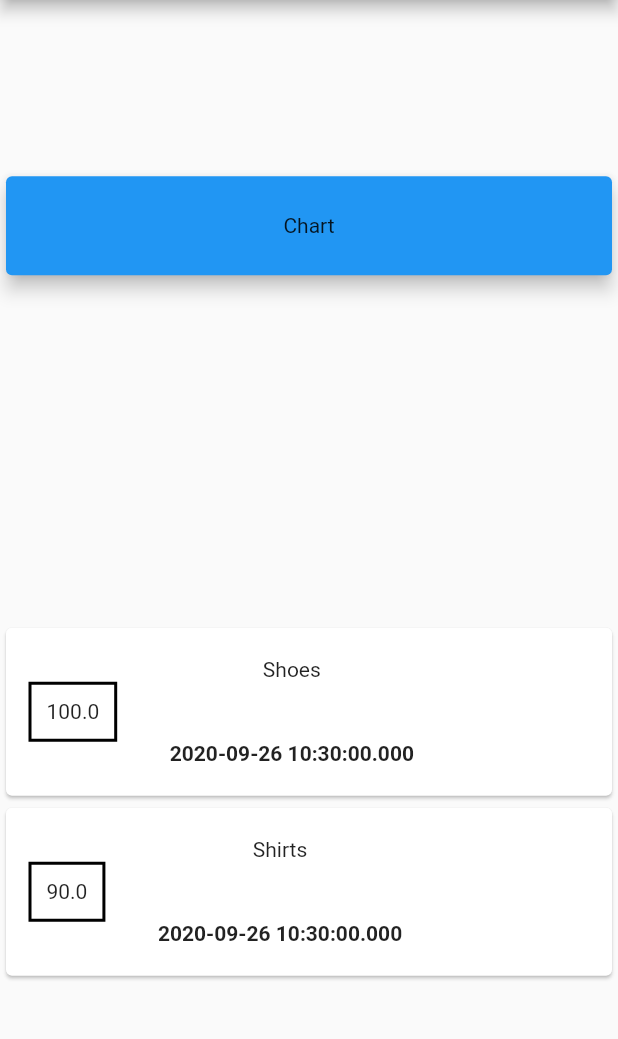
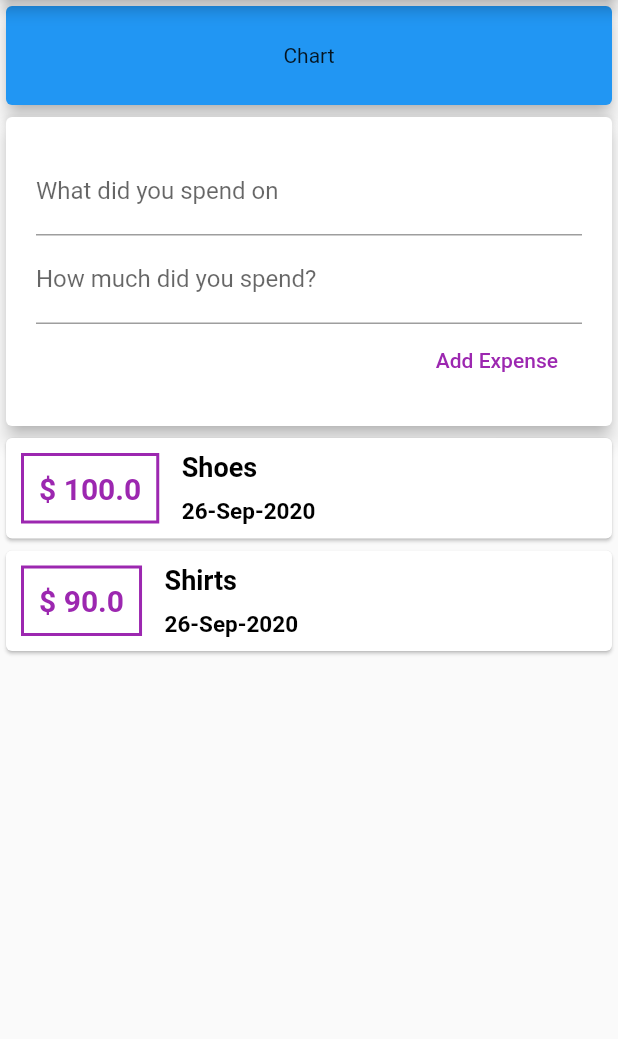
Before and after one commit to akashgkrishnan/learnFlutter, a Flutter app: the screen it shows after launch, on a phone screen of 412 x 824 dp, the part 84-1123 px from its top. Run offline on Flutter 3.47's test engine with Material 2 defaults, Android fonts, the phone set to English and light mode, and no system bars.

Commit message:
done expenses

```diff
--- a/expenses/lib/main.dart
+++ b/expenses/lib/main.dart
@@ -1,4 +1,5 @@
 import 'package:flutter/material.dart';
+import 'package:intl/intl.dart';
 
 import './transaction.dart';
 
@@ -16,6 +17,10 @@ class MyHomePage extends StatelessWidget {
     Transaction(id: '1', title: 'Shoes', amount: 100, date: DateTime.now()),
     Transaction(id: '2', title: 'Shirts', amount: 90, date: DateTime.now()),
   ];
+
+  final inputTitle = TextEditingController();
+  final inputAmount = TextEditingController();
+
   @override
   Widget build(BuildContext context) {
     return Scaffold(
@@ -25,7 +30,7 @@ class MyHomePage extends StatelessWidget {
         ),
       ),
       body: Column(
-          mainAxisAlignment: MainAxisAlignment.spaceAround,
+          mainAxisAlignment: MainAxisAlignment.start,
           crossAxisAlignment: CrossAxisAlignment.stretch,
           children: <Widget>[
             Card(
@@ -40,34 +45,86 @@ class MyHomePage extends StatelessWidget {
               ),
               elevation: 5,
             ),
+            Card(
+              elevation: 5,
+              child: Container(
+                  margin: EdgeInsets.all(10),
+                  padding: EdgeInsets.all(10),
+                  child: Column(
+                      crossAxisAlignment: CrossAxisAlignment.end,
+                      children: <Widget>[
+                        TextField(
+                          // onChanged: (value) {
+                          //   inputTitle = value;
+                          // },
+                          controller : inputTitle,
+                          decoration: InputDecoration(
+                              labelText: 'What did you spend on'),
+                        ),
+                        TextField(
+                          // onChanged: (value) {
+                          //   inputAmount = value;
+                          // },
+                          controller: inputAmount,
+                          decoration: InputDecoration(
+                              labelText: 'How much did you spend?'),
+                        ),
+                        FlatButton(
+                          child: Text('Add Expense'),
+                          onPressed: () {
+                            print(inputTitle.text);
+                            print(inputAmount.text);
+                          },
+                          textColor: Colors.purple,
+                        ),
+                      ])),
+            ),
             Column(
               children: transactions.map((txn) {
                 return Card(
                   child: Row(
                     children: <Widget>[
                       Container(
+                        margin: EdgeInsets.all(10),
                         padding: EdgeInsets.all(10),
-                        margin: EdgeInsets.all(15),
-                        child: Text(txn.amount.toString()),
+                        child: Text(
+                          '\$ ${txn.amount.toString()}',
+                          style: TextStyle(
+                            fontWeight: FontWeight.bold,
+                            fontSize: 20,
+                            color: Colors.purple,
+                          ),
+                        ),
                         decoration: BoxDecoration(
                           border: Border.all(
-                            color: Colors.black,
+                            color: Colors.purple,
                             width: 2,
                           ),
                         ),
                       ),
-                      Column(children: <Widget>[
+                      Column(
+                          crossAxisAlignment: CrossAxisAlignment.start,
+                          children: <Widget>[
                             Container(
-                          padding: EdgeInsets.all(10),
-                          margin: EdgeInsets.all(10),
-                          child: Text(txn.title),
+                              padding: EdgeInsets.all(5),
+                              child: Text(
+                                txn.title,
+                                style: TextStyle(
+                                  fontWeight: FontWeight.bold,
+                                  fontSize: 18,
+                                  color: Colors.black,
+                                ),
+                              ),
                             ),
                             Container(
-                          padding: EdgeInsets.all(10),
-                          margin: EdgeInsets.all(10),
+                              padding: EdgeInsets.all(5),
                               child: Text(
-                            txn.date.toString(),
-                            style: TextStyle(fontWeight: FontWeight.bold)),
+                                  DateFormat('dd-MMM-yyyy').format(txn.date),
+                                  style: TextStyle(
+                                    fontWeight: FontWeight.bold,
+                                    fontSize: 15,
+                                    color: Colors.black,
+                                  )),
                             ),
                           ])
                     ],
--- a/expenses/pubspec.yaml
+++ b/expenses/pubspec.yaml
@@ -23,8 +23,7 @@ environment:
 dependencies:
   flutter:
     sdk: flutter
-
-
+  intl: ^0.16.1
   # The following adds the Cupertino Icons font to your application.
   # Use with the CupertinoIcons class for iOS style icons.
   cupertino_icons: ^0.1.3
```
Also changed, not shown: expenses/pubspec.lock. Lines whose indentation alone changed are shown as unchanged.
